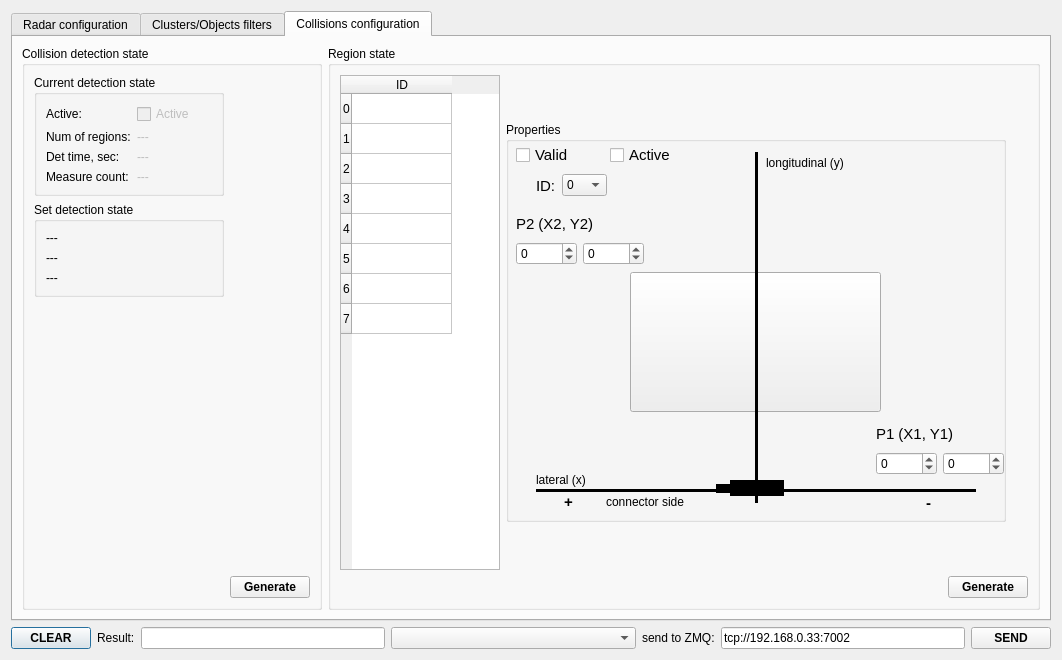
This is dialogconfig.ui in anatoltrush/RadarVisual as Qt 5 draws it before an edit. The edited form follows.
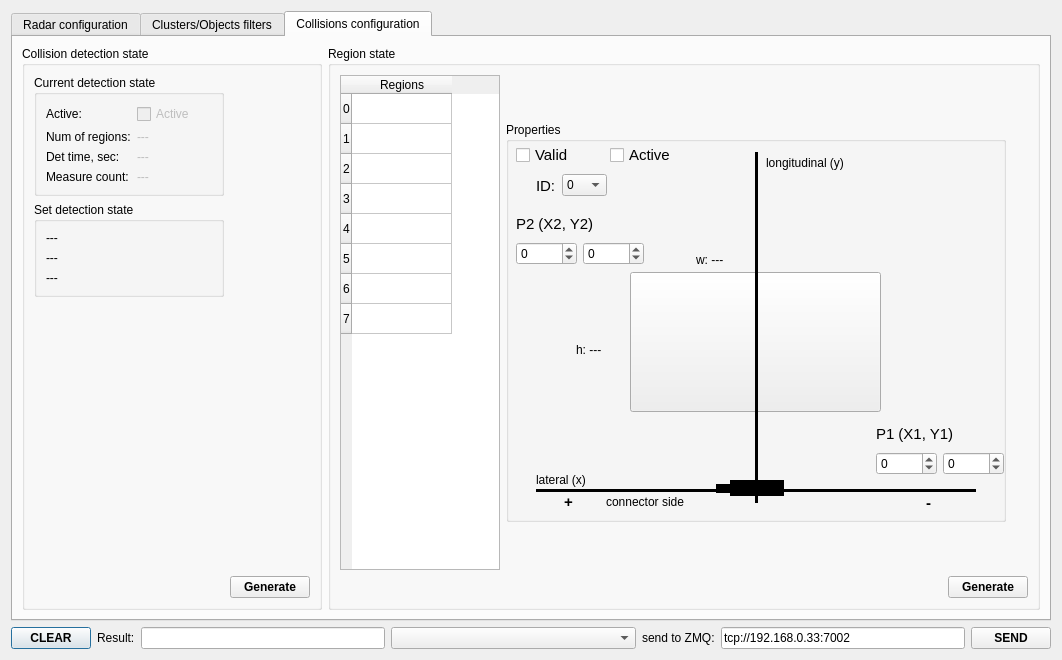
This is the edited form.

The edit to the form file:
```diff
--- a/dialogconfig.ui
+++ b/dialogconfig.ui
@@ -3220,7 +3220,7 @@
             </row>
             <column>
              <property name="text">
-              <string>ID</string>
+              <string>Regions</string>
              </property>
             </column>
            </widget>
@@ -3661,6 +3661,32 @@
               </item>
              </layout>
             </widget>
+            <widget class="QLabel" name="label_74">
+             <property name="geometry">
+              <rect>
+               <x>190</x>
+               <y>130</y>
+               <width>49</width>
+               <height>16</height>
+              </rect>
+             </property>
+             <property name="text">
+              <string>w: ---</string>
+             </property>
+            </widget>
+            <widget class="QLabel" name="label_75">
+             <property name="geometry">
+              <rect>
+               <x>70</x>
+               <y>220</y>
+               <width>49</width>
+               <height>16</height>
+              </rect>
+             </property>
+             <property name="text">
+              <string>h: ---</string>
+             </property>
+            </widget>
             <zorder>layoutWidget</zorder>
             <zorder>layoutWidget</zorder>
             <zorder>layoutWidget</zorder>
```
Left out of the diff: 26 changed lines with no effect on the pictures.
